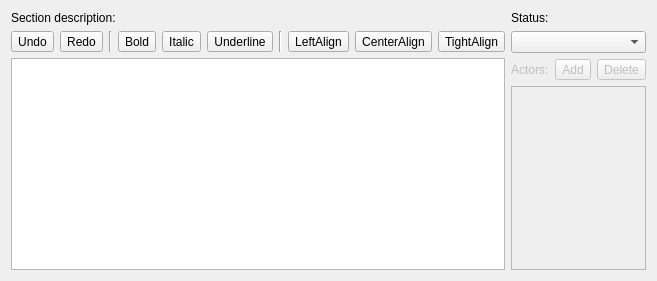
First picture: the form in plugins/semanticitems/authorsection/CAuSectionRdfEditWidget.ui, repository KDE/calligra, before the edit.
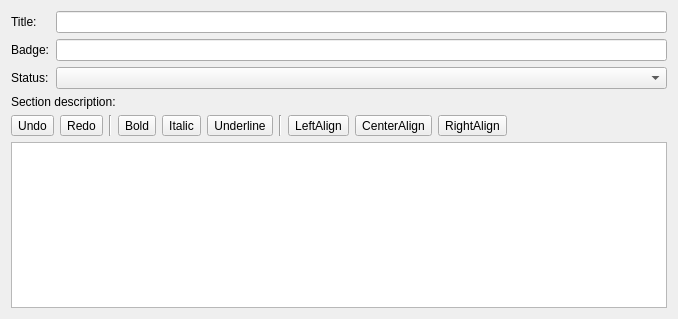
Second picture: the form after the edit. Custom widgets are drawn as their Qt base class.

What changed in the file:
```diff
--- a/plugins/semanticitems/authorsection/CAuSectionRdfEditWidget.ui
+++ b/plugins/semanticitems/authorsection/CAuSectionRdfEditWidget.ui
@@ -6,15 +6,69 @@
    <rect>
     <x>0</x>
     <y>0</y>
-    <width>518</width>
-    <height>281</height>
+    <width>678</width>
+    <height>319</height>
    </rect>
   </property>
   <layout class="QHBoxLayout" name="horizontalLayout">
    <item>
     <layout class="QVBoxLayout" name="verticalLayout">
      <item>
-      <widget class="QLabel" name="descrLabel">
+      <layout class="QFormLayout" name="formLayout">
+       <item row="2" column="0">
+        <widget class="QLabel" name="badgeLabel">
+         <property name="text">
+          <string>Badge:</string>
+         </property>
+        </widget>
+       </item>
+       <item row="2" column="1">
+        <widget class="KLineEdit" name="badgeLineEdit">
+         <property name="clickMessage">
+          <string>Badge is shown in outliner near section title</string>
+         </property>
+        </widget>
+       </item>
+       <item row="1" column="0">
+        <widget class="QLabel" name="titleLabel">
+         <property name="text">
+          <string>Title:</string>
+         </property>
+         <property name="buddy">
+          <cstring>titleLineEdit</cstring>
+         </property>
+        </widget>
+       </item>
+       <item row="1" column="1">
+        <widget class="KLineEdit" name="titleLineEdit">
+         <property name="contextMenuEnabled">
+          <bool>false</bool>
+         </property>
+         <property name="urlDropsEnabled">
+          <bool>false</bool>
+         </property>
+         <property name="clickMessage">
+          <string>Enter title here</string>
+         </property>
+        </widget>
+       </item>
+       <item row="3" column="0">
+        <widget class="QLabel" name="statusLabel">
+         <property name="text">
+          <string>Status:</string>
+         </property>
+         <property name="buddy">
+          <cstring>statusComboBox</cstring>
+         </property>
+        </widget>
+       </item>
+       <item row="3" column="1">
+        <widget class="QComboBox" name="statusComboBox"/>
+       </item>
+      </layout>
+     </item>
+     <item>
+      <widget class="QLabel" name="synopLabel">
        <property name="text">
         <string>Section description:</string>
        </property>
@@ -91,7 +145,7 @@
        <item>
         <widget class="QToolButton" name="rightAlignToolButton">
          <property name="text">
-          <string>TightAlign</string>
+          <string>RightAlign</string>
          </property>
         </widget>
        </item>
@@ -113,68 +167,7 @@
      <item>
       <widget class="KRichTextWidget" name="descrRichTextWidget">
        <property name="clickMessage">
-        <string>Enter here your plans</string>
-       </property>
-      </widget>
-     </item>
-    </layout>
-   </item>
-   <item>
-    <layout class="QVBoxLayout" name="verticalLayout_2">
-     <item>
-      <widget class="QLabel" name="statusLabel">
-       <property name="text">
-        <string>Status:</string>
-       </property>
-       <property name="buddy">
-        <cstring>statusComboBox</cstring>
-       </property>
-      </widget>
-     </item>
-     <item>
-      <widget class="QComboBox" name="statusComboBox"/>
-     </item>
-     <item>
-      <layout class="QHBoxLayout" name="horizontalLayout_3">
-       <item>
-        <widget class="QLabel" name="actorsLabel">
-         <property name="enabled">
-          <bool>false</bool>
-         </property>
-         <property name="text">
-          <string>Actors:</string>
-         </property>
-         <property name="buddy">
-          <cstring>actorsListWidget</cstring>
-         </property>
-        </widget>
-       </item>
-       <item>
-        <widget class="QToolButton" name="toolButton_2">
-         <property name="enabled">
-          <bool>false</bool>
-         </property>
-         <property name="text">
-          <string>Add</string>
-         </property>
-        </widget>
-       </item>
-       <item>
-        <widget class="QToolButton" name="toolButton">
-         <property name="enabled">
-          <bool>false</bool>
-         </property>
-         <property name="text">
-          <string>Delete</string>
-         </property>
-        </widget>
-       </item>
-      </layout>
-     </item>
-     <item>
-      <widget class="QListWidget" name="actorsListWidget">
-       <property name="enabled">
-        <bool>false</bool>
+        <string>Enter synopsis here</string>
        </property>
       </widget>
      </item>
@@ -188,6 +181,11 @@
    <extends>KTextEdit</extends>
    <header>krichtextedit.h</header>
   </customwidget>
+  <customwidget>
+   <class>KLineEdit</class>
+   <extends>QLineEdit</extends>
+   <header>klineedit.h</header>
+  </customwidget>
   <customwidget>
    <class>KTextEdit</class>
    <extends>QTextEdit</extends>
```
Left out of the diff: 4 changed lines with no effect on the pictures.
